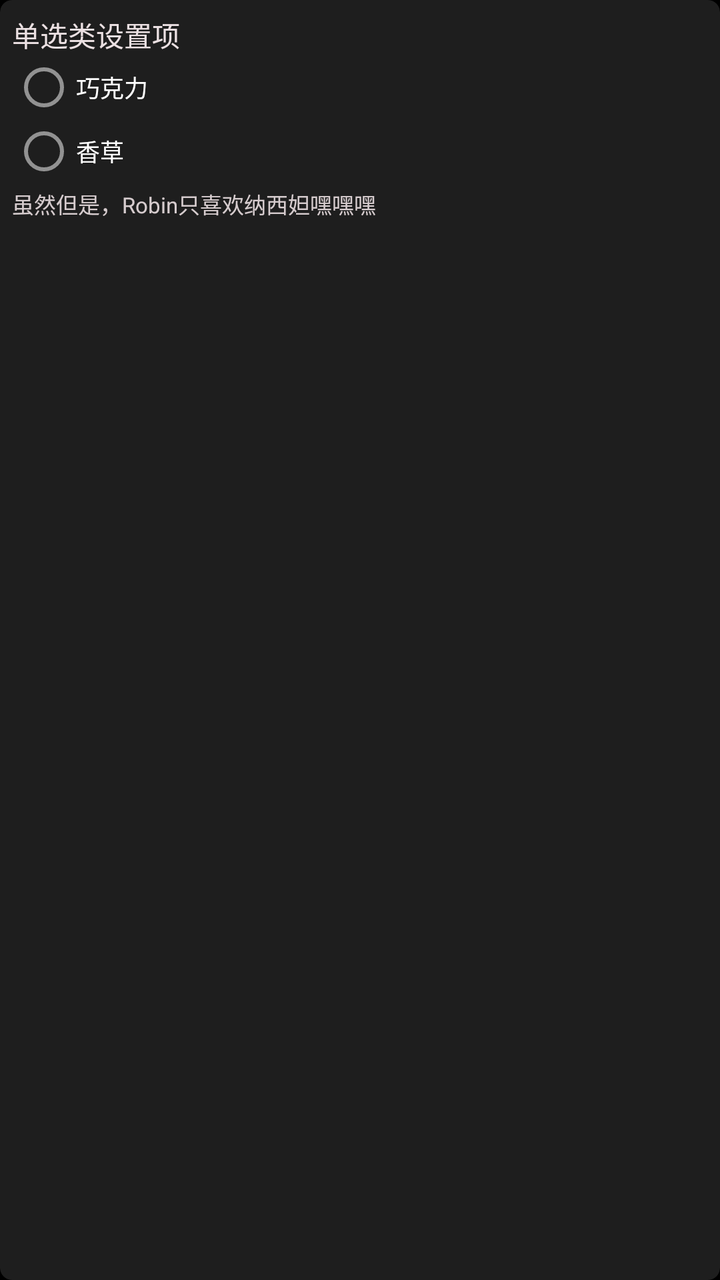
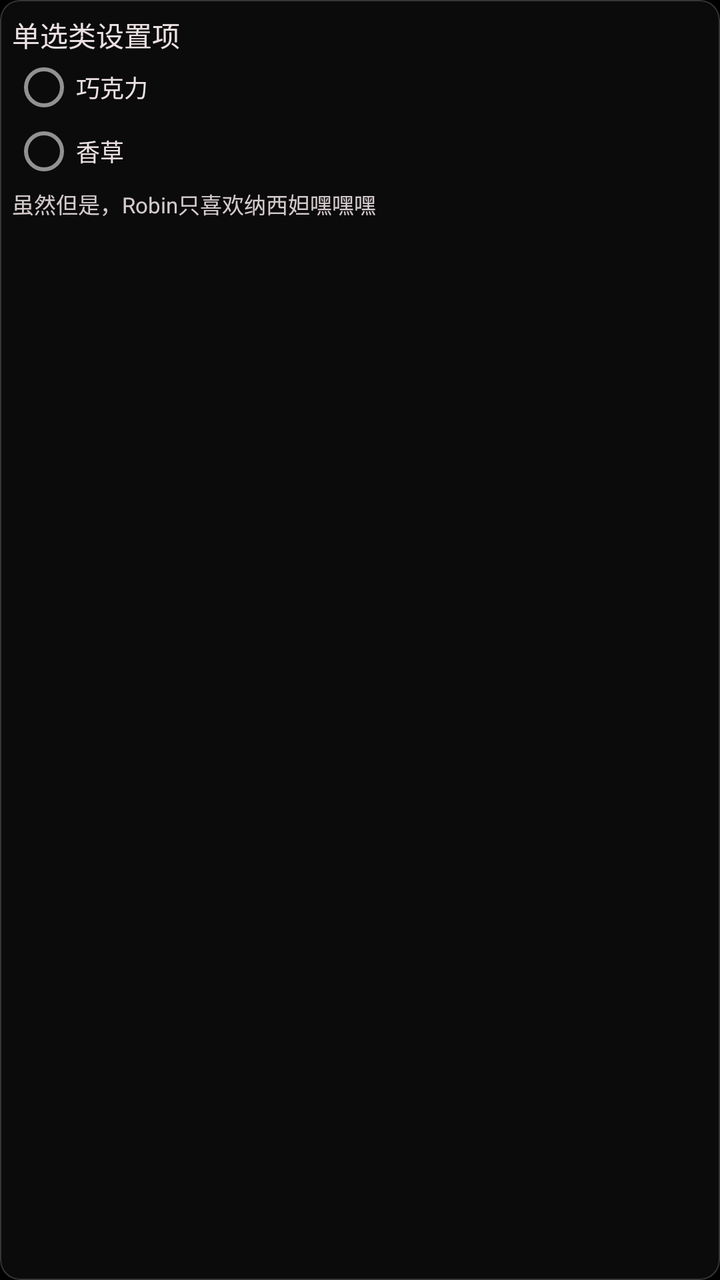

Before-and-after screenshots of an Android layout around one commit, followed by the original layout XML and the change that was made.
<!-- AndroidManifest.xml: application theme Theme.BiliClient -->
<!-- res/layout/cell_setting_choose.xml -->
<?xml version="1.0" encoding="utf-8"?>

<com.google.android.material.card.MaterialCardView xmlns:android="http://schemas.android.com/apk/res/android"
    android:layout_width="match_parent"
    android:layout_height="wrap_content"
    android:layout_marginHorizontal="@dimen/activity_padding_horizontal"
    android:layout_marginVertical="@dimen/list_margin_vertical">

    <LinearLayout
        android:paddingHorizontal="6dp"
        android:paddingVertical="7dp"
        android:orientation="vertical"
        android:layout_width="match_parent"
        android:layout_height="wrap_content">

        <TextView
            android:id="@+id/setting_choose_name"
            android:layout_width="wrap_content"
            android:layout_height="wrap_content"
            android:text="单选类设置项"
            android:textSize="14sp" />

        <RadioGroup
            android:layout_width="match_parent"
            android:layout_height="wrap_content">

            <com.google.android.material.radiobutton.MaterialRadioButton
                android:id="@+id/setting_choose_chocola"
                android:layout_width="match_parent"
                android:layout_height="wrap_content"
                android:text="巧克力"
                android:textColor="#fff"
                android:textSize="12sp" />

            <com.google.android.material.radiobutton.MaterialRadioButton
                android:id="@+id/setting_choose_vanilla"
                android:layout_width="match_parent"
                android:layout_height="wrap_content"
                android:text="香草"
                android:textColor="#fff"
                android:textSize="12sp" />
        </RadioGroup>

        <TextView
            android:id="@+id/setting_choose_desc"
            android:layout_width="match_parent"
            android:layout_height="wrap_content"
            android:layout_marginTop="2dp"
            android:alpha="0.9"
            android:text="虽然但是，Robin只喜欢纳西妲嘿嘿嘿"
            android:textSize="11sp" />

    </LinearLayout>

</com.google.android.material.card.MaterialCardView>
<!-- resources referenced by this layout -->
<resources>
  <dimen name="activity_padding_horizontal">6dp</dimen>
  <dimen name="list_margin_vertical">2dp</dimen>
  <style name="Theme.BiliClient" parent="Theme.MaterialComponents.NoActionBar">
          <item name="android:windowFullscreen">true</item>
          <item name="android:windowBackground">@color/bgblack</item>
          <item name="statusBarBackground">@color/pink</item>
          <item name="android:colorForeground">@color/textwhite</item>
          <item name="colorOnPrimary">@color/textwhite</item>
          <item name="colorPrimary">@color/textwhite</item>
          <item name="android:windowIsTranslucent">false</item>
          <item name="android:windowSwipeToDismiss" tools:ignore="NewApi">true</item>
  
          <item name="android:textViewStyle">@style/TextViewSytle</item>
          <item name="editTextStyle">@style/EditTextStyle</item>
          <item name="materialCardViewStyle">@style/CardStyle</item>
          <item name="materialButtonStyle">@style/ButtonStyle</item>
          <item name="switchStyle">@style/SwitchCompatStyle</item>
          <item name="radioButtonStyle">@style/RadioButtonStyle</item>
          <item name="recyclerViewStyle">@style/ListStyle</item>
  
          <item name="colorSwitchThumbNormal">@color/textwhite</item>
          <item name="colorControlActivated">@color/textwhite</item>
          <item name="colorControlNormal">@color/color_ripple</item>
          <item name="android:textColor">@color/textwhite</item>
          <item name="android:textSize">14sp</item>
      </style>
  <color name="bgblack">#000000</color>
  <color name="pink">#FBFB8787</color>
  <color name="textwhite">#ebe0e2</color>
  <style name="TextViewSytle" parent="Widget.AppCompat.TextView">
          <item name="android:textSize">14sp</item>
          #设置默认字体大小，某些设备的默认字体偏大
      </style>
  <style name="CardStyle" parent="Widget.MaterialComponents.CardView">
          <item name="rippleColor" tools:ignore="PrivateResource">@color/mtrl_btn_ripple_color</item>
          <item name="android:foreground">?android:attr/selectableItemBackground</item>
          <item name="cardBackgroundColor">#cc262626</item>
          <item name="cardCornerRadius">@dimen/card_round</item>
          <item name="android:clickable">true</item>
          <item name="android:focusable">true</item>
      </style>
  <style name="ButtonStyle" parent="Widget.MaterialComponents.Button">
          <item name="backgroundTint">#cc262626</item>
          <item name="cornerRadius">@dimen/card_round</item>
          <item name="android:textColor">@color/textwhite</item>
          <item name="android:insetTop">2dp</item>
          <item name="android:insetBottom">2dp</item>
          <item name="android:paddingLeft">2dp</item>
          <item name="android:paddingRight">2dp</item>
          <item name="android:clickable">true</item>
          <item name="android:focusable">true</item>
      </style>
  <style name="RadioButtonStyle" parent="Widget.MaterialComponents.CompoundButton.RadioButton">
          <item name="android:minHeight">10dp</item>
      </style>
  <style name="ListStyle">
          <item name="android:descendantFocusability">afterDescendants</item>
      </style>
  <color name="color_ripple">#78FEFEFE</color>
  <dimen name="card_round">6dp</dimen>
  <dimen name="card_stroke">0dp</dimen>
  <!-- unchanged entries left out for length: 4 -->
</resources>

<!-- the commit's change to res/layout/cell_setting_choose.xml (unified diff, before → after) -->
@@ -29,7 +29,7 @@
                 android:layout_width="match_parent"
                 android:layout_height="wrap_content"
                 android:text="巧克力"
-                android:textColor="#fff"
+                android:textColor="@color/textwhite"
                 android:textSize="12sp" />
 
             <com.google.android.material.radiobutton.MaterialRadioButton
@@ -37,7 +37,7 @@
                 android:layout_width="match_parent"
                 android:layout_height="wrap_content"
                 android:text="香草"
-                android:textColor="#fff"
+                android:textColor="@color/textwhite"
                 android:textSize="12sp" />
         </RadioGroup>
 
<!-- resource entries referenced after the edit -->
@@ -21,7 +21,7 @@
           <item name="recyclerViewStyle">@style/ListStyle</item>
   
           <item name="colorSwitchThumbNormal">@color/textwhite</item>
-          <item name="colorControlActivated">@color/textwhite</item>
+          <item name="colorControlActivated">@color/bili_pink</item>
           <item name="colorControlNormal">@color/color_ripple</item>
           <item name="android:textColor">@color/textwhite</item>
           <item name="android:textSize">14sp</item>
@@ -34,16 +34,21 @@
           #设置默认字体大小，某些设备的默认字体偏大
       </style>
   <style name="CardStyle" parent="Widget.MaterialComponents.CardView">
-          <item name="rippleColor" tools:ignore="PrivateResource">@color/mtrl_btn_ripple_color</item>
-          <item name="android:foreground">?android:attr/selectableItemBackground</item>
-          <item name="cardBackgroundColor">#cc262626</item>
-          <item name="cardCornerRadius">@dimen/card_round</item>
+          <item name="cardBackgroundColor">@color/card_bg_new</item>
+          <item name="cardCornerRadius">@dimen/card_round_new</item>
+          <item name="strokeColor">@color/card_border_new</item>
+          <item name="strokeWidth">@dimen/card_stroke_new</item>
+          <item name="rippleColor" tools:ignore="PrivateResource">@android:color/transparent</item>
+          <item name="android:stateListAnimator" tools:targetApi="lollipop">@animator/press_scale</item>
           <item name="android:clickable">true</item>
           <item name="android:focusable">true</item>
       </style>
   <style name="ButtonStyle" parent="Widget.MaterialComponents.Button">
-          <item name="backgroundTint">#cc262626</item>
-          <item name="cornerRadius">@dimen/card_round</item>
+          <item name="backgroundTint">@color/card_bg_new</item>
+          <item name="cornerRadius">@dimen/card_round_new</item>
+          <item name="strokeColor">@color/card_border_new</item>
+          <item name="strokeWidth">@dimen/card_stroke_new</item>
+          <item name="android:stateListAnimator" tools:targetApi="lollipop">@animator/press_scale</item>
           <item name="android:textColor">@color/textwhite</item>
           <item name="android:insetTop">2dp</item>
           <item name="android:insetBottom">2dp</item>
@@ -58,7 +63,12 @@
   <style name="ListStyle">
           <item name="android:descendantFocusability">afterDescendants</item>
       </style>
+  <color name="bili_pink">#FE679A</color>
   <color name="color_ripple">#78FEFEFE</color>
+  <color name="card_bg_new">#4D262626</color>
+  <dimen name="card_round_new">10dp</dimen>
+  <color name="card_border_new">#363636</color>
+  <dimen name="card_stroke_new">0.5dp</dimen>
   <dimen name="card_round">6dp</dimen>
   <dimen name="card_stroke">0dp</dimen>
   <!-- unchanged entries left out for length: 4 -->
